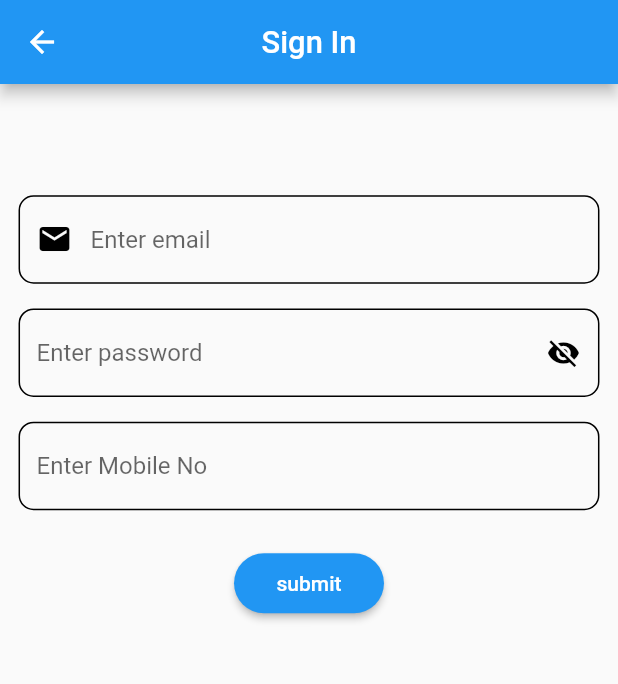
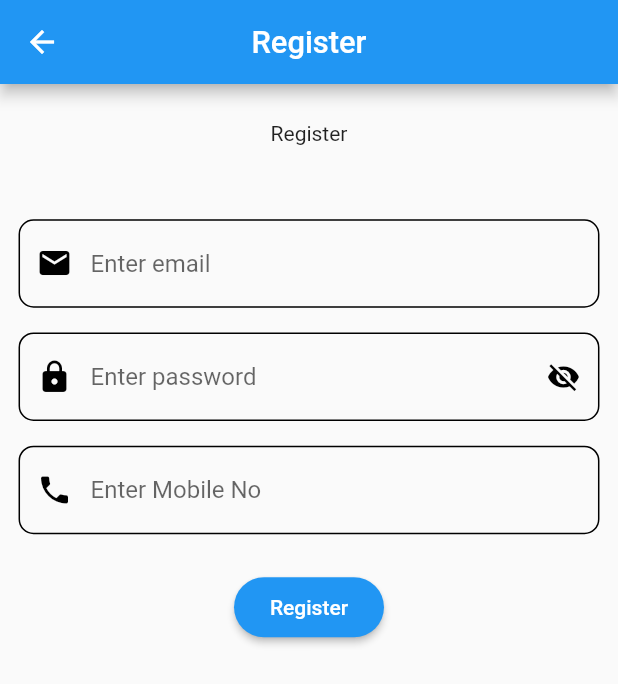
Before and after one commit to vandanasakariya/demoapps, a Flutter app: the screen it shows after launch, after a tap on "Sign in", on a phone screen of 412 x 824 dp. Shown: the top 684 px of the screen. Run offline on Flutter 3.47's test engine with Material 2 defaults, Android fonts, the phone set to English and light mode, and no system bars; our stand-ins replace get; network calls fail.

Commit message:
add design

```diff
--- a/lib/login_page/login_page.dart
+++ b/lib/login_page/login_page.dart
@@ -88,6 +88,10 @@ class _LoginPageState extends State<LoginPage> {
                     obscureText: _passVisibility,
                     controller: passController,
                     decoration: InputDecoration(
+                      prefixIcon: Icon(
+                        Icons.lock,
+                        color: Colors.black,
+                      ),
                       suffixIcon: IconButton(
                         icon: _passVisibility
                             ? Icon(Icons.visibility_off,
@@ -130,6 +134,11 @@ class _LoginPageState extends State<LoginPage> {
                     ),
                   ),
                 ),
+                Row(
+                  mainAxisAlignment: MainAxisAlignment.center,
+                  children: [
+                    Text("don't have an account ?",
+                        style: TextStyle(color: Colors.grey.shade600)),
                     Center(
                       child: TextButton(
                           onPressed: () {
@@ -139,8 +148,12 @@ class _LoginPageState extends State<LoginPage> {
                           },
                           child: Text(
                             "Sign in",
-                        style: TextStyle(fontSize: SizeUtils.fSize_16()),
+                            style: TextStyle(
+                                fontSize: SizeUtils.fSize_16(),
+                                decoration: TextDecoration.underline),
                           )),
+                    ),
+                  ],
                 )
               ],
             ),
--- a/lib/login_page/sign_inpage.dart
+++ b/lib/login_page/sign_inpage.dart
@@ -24,7 +24,7 @@ class _SigninPageState extends State<SigninPage> {
         child: Scaffold(
       appBar: AppBar(
         title:
-            Text("Sign In", style: TextStyle(fontSize: SizeUtils.fSize_18())),
+            Text("Register", style: TextStyle(fontSize: SizeUtils.fSize_18())),
         centerTitle: true,
       ),
       body: Padding(
@@ -33,6 +33,7 @@ class _SigninPageState extends State<SigninPage> {
             vertical: SizeUtils.verticalBlockSize * 3),
         child: Column(
           children: [
+            Text("Register"),
             Padding(
               padding: EdgeInsets.only(top: SizeUtils.verticalBlockSize * 6),
               child: TextFormField(
@@ -58,6 +59,10 @@ class _SigninPageState extends State<SigninPage> {
                 obscureText: _passVisibility,
                 controller: emailController,
                 decoration: InputDecoration(
+                  prefixIcon: Icon(
+                    Icons.lock,
+                    color: Colors.black,
+                  ),
                   suffixIcon: IconButton(
                     icon: _passVisibility
                         ? Icon(Icons.visibility_off,
@@ -85,12 +90,17 @@ class _SigninPageState extends State<SigninPage> {
                 top: SizeUtils.verticalBlockSize * 2,
               ),
               child: TextFormField(
+
                 keyboardType: TextInputType.number,
                 inputFormatters: [
                   LengthLimitingTextInputFormatter(10)
                 ], // Only numbers
                 controller: moController,
                 decoration: InputDecoration(
+                  prefixIcon: Icon(
+                    Icons.phone,
+                    color: Colors.black,
+                  ),
                   hintText: "Enter Mobile No",
                   enabledBorder: OutlineInputBorder(
                     borderRadius: BorderRadius.circular(10),
@@ -114,7 +124,7 @@ class _SigninPageState extends State<SigninPage> {
                     Routes.firstApi,
                   );
                 },
-                child: Text("submit"),
+                child: Text("Register"),
               ),
             ),
           ],
```
Also changed, not shown: lib/second_api/view_page/view_page.dart (+7 -10 lines), pubspec.lock. Lines whose indentation alone changed are shown as unchanged.
